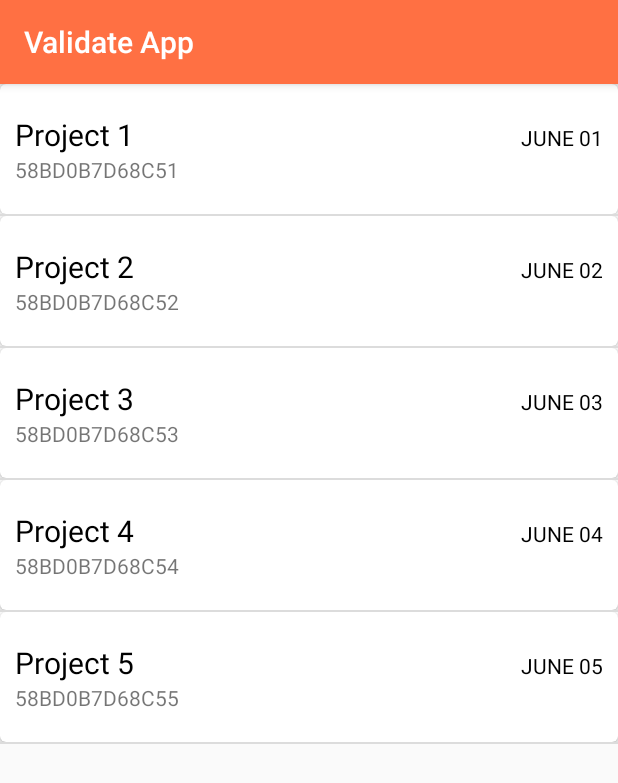
After one commit to cloudwalkph/ValidateApp, an Android app: the ProjectSelectionActivity screen opened directly, with no data from a screen before it, on a phone screen of 412 x 824 dp. The commit adds this screen. Shown: the top 783 px of the screen. Run offline under Robolectric (Android 15) with nearby library versions, the phone set to English and light mode, and no system bars; our stand-ins replace ButterKnife.

Commit message:
added project selection screen

```diff
--- a/app/src/main/AndroidManifest.xml
+++ b/app/src/main/AndroidManifest.xml
@@ -9,7 +9,8 @@
         android:roundIcon="@mipmap/ic_launcher_round"
         android:supportsRtl="true"
         android:theme="@style/AppTheme">
-        <activity android:name=".LoginActivity"
+        <activity
+            android:name=".LoginActivity"
             android:theme="@style/AppTheme.NoActionBar">
             <intent-filter>
                 <action android:name="android.intent.action.MAIN" />
@@ -17,6 +18,8 @@
                 <category android:name="android.intent.category.LAUNCHER" />
             </intent-filter>
         </activity>
+        <activity android:name=".projects.ProjectSelectionActivity" />
+        <activity android:name=".validatetype.ValidateTypeActivity"></activity>
     </application>
 
 </manifest>
--- a/app/src/main/java/com/cloudwalkdigital/validateapp/LoginActivity.java
+++ b/app/src/main/java/com/cloudwalkdigital/validateapp/LoginActivity.java
@@ -1,14 +1,32 @@
 package com.cloudwalkdigital.validateapp;
 
+import android.content.Intent;
 import android.support.v7.app.AppCompatActivity;
 import android.os.Bundle;
+import android.widget.Button;
+
+import com.cloudwalkdigital.validateapp.projects.ProjectSelectionActivity;
+
+import butterknife.BindView;
+import butterknife.ButterKnife;
+import butterknife.OnClick;
 
 
 public class LoginActivity extends AppCompatActivity {
+
+    @BindView(R.id.btn_log_in) Button mBtnLogin;
 
     @Override
     protected void onCreate(Bundle savedInstanceState) {
         super.onCreate(savedInstanceState);
         setContentView(R.layout.activity_login);
+
+        ButterKnife.bind(this);
+    }
+
+    @OnClick(R.id.btn_log_in)
+    public void doLogin(Button button) {
+        Intent intent = new Intent(LoginActivity.this, ProjectSelectionActivity.class);
+        startActivity(intent);
     }
 }
--- a/app/src/main/java/com/cloudwalkdigital/validateapp/data/models/JobOrder.java
+++ b/app/src/main/java/com/cloudwalkdigital/validateapp/data/models/JobOrder.java
@@ -5,4 +5,25 @@ package com.cloudwalkdigital.validateapp.data.models;
  */
 
 public class JobOrder {
+    public final String projectName;
+    public final String deadline;
+    public final String jobOrderNo;
+
+    public JobOrder(String projectName, String deadline, String jobOrderNo) {
+        this.projectName = projectName;
+        this.deadline = deadline;
+        this.jobOrderNo = jobOrderNo;
+    }
+
+    public String getProjectName() {
+        return this.projectName;
+    }
+    public String getDeadline() {
+        return this.deadline;
+    }
+    public String getJobOrderNo() {
+        return this.jobOrderNo;
+    }
+
+
 }
--- /dev/null
+++ b/app/src/main/java/com/cloudwalkdigital/validateapp/projects/ProjectSelectionActivity.java
@@ -0,0 +1,145 @@
+package com.cloudwalkdigital.validateapp.projects;
+
+import android.content.Context;
+import android.support.v7.app.AppCompatActivity;
+import android.os.Bundle;
+import android.support.v7.widget.DividerItemDecoration;
+import android.support.v7.widget.LinearLayoutManager;
+import android.support.v7.widget.RecyclerView;
+import android.view.LayoutInflater;
+import android.view.View;
+import android.view.ViewGroup;
+import android.widget.TextView;
+import android.widget.Toast;
+
+import com.cloudwalkdigital.validateapp.R;
+import com.cloudwalkdigital.validateapp.data.models.JobOrder;
+
+import java.util.ArrayList;
+import java.util.List;
+
+import butterknife.BindView;
+import butterknife.ButterKnife;
+
+public class ProjectSelectionActivity extends AppCompatActivity {
+
+    @BindView(R.id.rvProjects) RecyclerView mRecyclerViewEvents;
+    private List<JobOrder> projects;
+
+    @Override
+    protected void onCreate(Bundle savedInstanceState) {
+        super.onCreate(savedInstanceState);
+        setContentView(R.layout.activity_project_selection);
+
+        ButterKnife.bind(this);
+
+        mRecyclerViewEvents.setHasFixedSize(true);
+
+        projects = new ArrayList<JobOrder>();
+        for (int i = 1; i <= 5; ++i) {
+            projects.add(new JobOrder("Project "+i, "June 0"+ i, "58BD0B7D68C5"+ i)); //test data
+        }
+
+        // Create adapter passing in the sample user data
+        ProjectAdapter adapter = new ProjectAdapter(ProjectSelectionActivity.this, projects);
+        // Attach the adapter to the recyclerview to populate items
+        mRecyclerViewEvents.setAdapter(adapter);
+        // Set layout manager to position the items
+        LinearLayoutManager layoutManager = new LinearLayoutManager(ProjectSelectionActivity.this);
+        mRecyclerViewEvents.setLayoutManager(layoutManager);
+
+        DividerItemDecoration dividerItemDecoration = new DividerItemDecoration(mRecyclerViewEvents.getContext(),
+                layoutManager.getOrientation());
+
+        mRecyclerViewEvents.addItemDecoration(dividerItemDecoration);
+    }
+
+    /**
+     * Events Adapter
+     */
+    public class ProjectAdapter extends RecyclerView.Adapter<ProjectAdapter.ViewHolder> {
+
+        private List<JobOrder> mProject;
+
+        private Context mContext;
+
+        public ProjectAdapter(Context mContext, List<JobOrder> mProject) {
+            this.mProject = mProject;
+            this.mContext = mContext;
+        }
+
+        // Easy access to the context object in the recyclerview
+        private Context getContext() {
+            return mContext;
+        }
+
+        @Override
+        public ViewHolder onCreateViewHolder(ViewGroup parent, int viewType) {
+            Context context = parent.getContext();
+            LayoutInflater inflater = LayoutInflater.from(context);
+
+            // Inflate the custom layout
+            View contactView = inflater.inflate(R.layout.item_project, parent, false);
+
+            // Return a new holder instance
+            ViewHolder viewHolder = new ViewHolder(contactView);
+            return viewHolder;
+        }
+
+        @Override
+        public void onBindViewHolder(ViewHolder holder, int position) {
+            // Get the data model based on position
+            JobOrder project = mProject.get(position);
+
+            // Set item views based on your views and data model
+            TextView textView = holder.nameTextView;
+            textView.setText(project.getProjectName());
+
+            TextView deadline = holder.deadlineTextView;
+            deadline.setText(project.getDeadline());
+
+            TextView jobOrderNo = holder.joTextView;
+            jobOrderNo.setText(project.getJobOrderNo());
+        }
+
+        @Override
+        public int getItemCount() {
+            return mProject.size();
+        }
+
+        // Provide a direct reference to each of the views within a data item
+        // Used to cache the views within the item layout for fast access
+        public class ViewHolder extends RecyclerView.ViewHolder implements View.OnClickListener {
+            // Your holder should contain a member variable
+            // for any view that will be set as you render a row
+            public TextView nameTextView;
+            public TextView deadlineTextView;
+            public TextView joTextView;
+
+            // We also create a constructor that accepts the entire item row
+            // and does the view lookups to find each subview
+            public ViewHolder(View itemView) {
+                // Stores the itemView in a public final member variable that can be used
+                // to access the context from any ViewHolder instance.
+                super(itemView);
+
+                nameTextView = (TextView) itemView.findViewById(R.id.project_name);
+                deadlineTextView = (TextView) itemView.findViewById(R.id.deadline);
+                joTextView = (TextView) itemView.findViewById(R.id.job_order_no);
+
+                itemView.setOnClickListener(this);
+            }
+            @Override
+            public void onClick(View v) {
+                int position = getAdapterPosition();
+                if (position != RecyclerView.NO_POSITION) {
+                    JobOrder project = mProject.get(position);
+
+                    // We can access the data within the views
+                    Toast.makeText(getContext(), project.getProjectName(), Toast.LENGTH_SHORT).show();
+
+                }
+            }
+        }
+    }
+}
--- a/app/src/main/res/layout/activity_login.xml
+++ b/app/src/main/res/layout/activity_login.xml
@@ -27,7 +27,7 @@
         <ImageView
             android:id="@+id/logo"
             android:layout_width="match_parent"
-            android:layout_height="387dp"
+            android:layout_height="wrap_content"
             android:adjustViewBounds="true"
             android:scaleType="centerInside"
             android:src="@drawable/login_logo_with_subtitle" />
--- /dev/null
+++ b/app/src/main/res/layout/activity_project_selection.xml
@@ -0,0 +1,14 @@
+<?xml version="1.0" encoding="utf-8"?>
+<android.support.constraint.ConstraintLayout xmlns:android="http://schemas.android.com/apk/res/android"
+    xmlns:app="http://schemas.android.com/apk/res-auto"
+    xmlns:tools="http://schemas.android.com/tools"
+    android:layout_width="match_parent"
+    android:layout_height="match_parent"
+    tools:context="com.cloudwalkdigital.validateapp.projects.ProjectSelectionActivity">
+
+    <android.support.v7.widget.RecyclerView
+        android:id="@+id/rvProjects"
+        android:layout_width="match_parent"
+        android:layout_height="wrap_content" />
+
+</android.support.constraint.ConstraintLayout>
--- /dev/null
+++ b/app/src/main/res/layout/item_project.xml
@@ -0,0 +1,61 @@
+<?xml version="1.0" encoding="utf-8"?>
+<LinearLayout
+    xmlns:android="http://schemas.android.com/apk/res/android"
+    android:orientation="horizontal"
+    android:layout_width="match_parent"
+    android:layout_height="wrap_content"
+    android:background="?android:attr/selectableItemBackground">
+
+    <android.support.v7.widget.CardView
+        xmlns:card_view="http://schemas.android.com/apk/res-auto"
+        android:id="@+id/card_view"
+        android:layout_gravity="center"
+        android:layout_width="match_parent"
+        android:layout_height="wrap_content"
+        card_view:cardCornerRadius="4dp">
+
+        <LinearLayout
+            android:layout_width="match_parent"
+            android:layout_height="wrap_content"
+            android:orientation="vertical"
+            android:paddingTop="20dp"
+            android:paddingBottom="20dp"
+            android:paddingLeft="10dp"
+            android:paddingRight="10dp">
+
+            <LinearLayout
+                android:layout_width="match_parent"
+                android:layout_height="wrap_content"
+                android:orientation="horizontal">
+                <TextView
+                    android:id="@+id/project_name"
+                    android:layout_width="wrap_content"
+                    android:layout_height="wrap_content"
+                    android:layout_weight="1"
+                    android:text="Project Name"
+                    android:textColor="@color/black"
+                    android:textSize="20sp" />
+
+                <TextView
+                    android:id="@+id/deadline"
+                    android:layout_width="wrap_content"
+                    android:layout_height="wrap_content"
+                    android:layout_weight="1"
+                    android:gravity="end"
+                    android:text="Deadline"
+                    android:textColor="@color/black"
+                    android:textAllCaps="true" />
+            </LinearLayout>
+
+            <TextView
+                android:id="@+id/job_order_no"
+                android:layout_width="wrap_content"
+                android:layout_height="wrap_content"
+                android:layout_weight="1"
+                android:text="123456789"/>
+        </LinearLayout>
+
+
+    </android.support.v7.widget.CardView>
+
+</LinearLayout>
--- a/app/src/main/res/values/colors.xml
+++ b/app/src/main/res/values/colors.xml
@@ -1,7 +1,7 @@
 <?xml version="1.0" encoding="utf-8"?>
 <resources>
-    <color name="colorPrimary">#2A92DB</color>
-    <color name="colorPrimaryDark">#0063A6</color>
+    <color name="colorPrimary">#ff7043</color>
+    <color name="colorPrimaryDark">#dd2c00</color>
     <color name="colorAccent">#F57E20 </color>
     <color name="black">#000000</color>
     <color name="white">#FFFFFF</color>
--- a/app/src/main/res/values/strings.xml
+++ b/app/src/main/res/values/strings.xml
@@ -1,6 +1,6 @@
 <resources>
     <string name="app_name">Validate App</string>
-    <string name="prompt_email">Username</string>
+    <string name="prompt_email">E-Mail Address</string>
     <string name="prompt_password">Password</string>
     <string name="action_sign_in">Sign in</string>
 </resources>
```
Also changed, not shown: app/build.gradle (+8 -2 lines).
